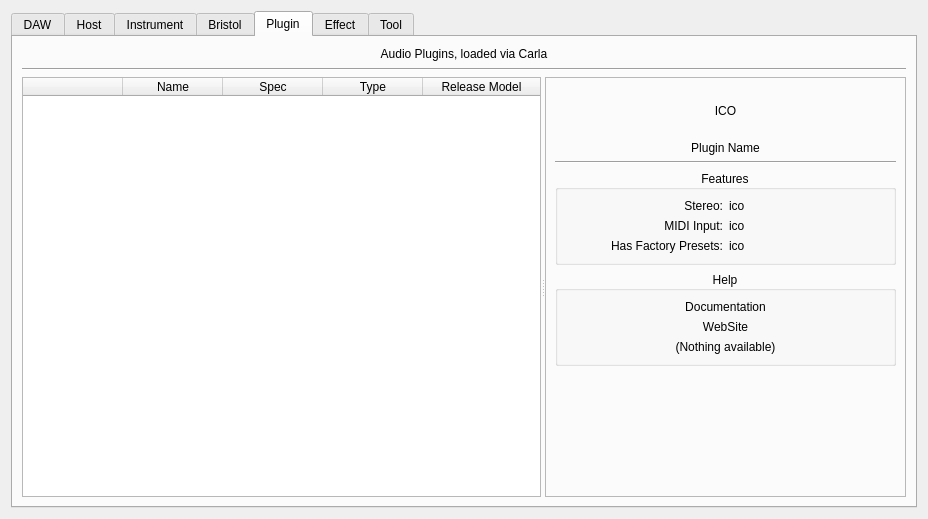
Before: the Qt Designer form resources/ui/claudia_launcher.ui in falkTX/Cadence, drawn with Qt 5.
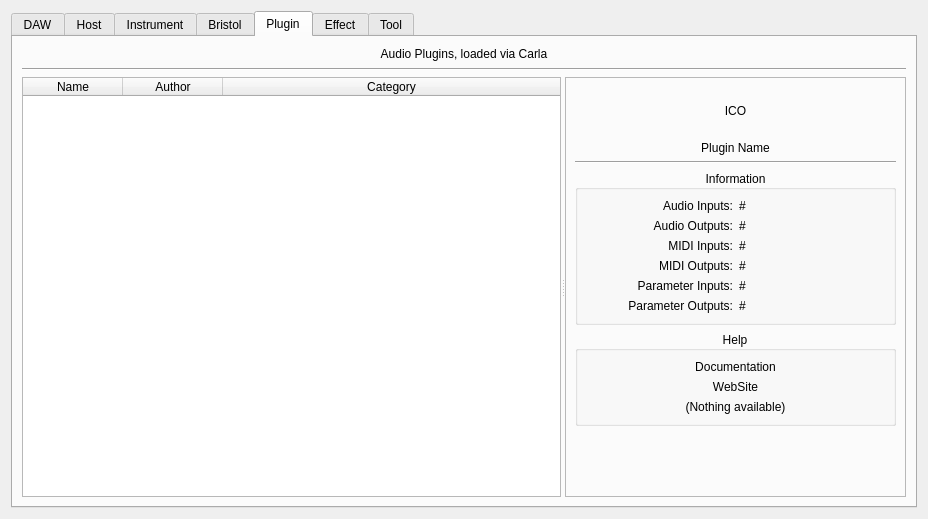
After: the same form once the commit is applied. The open tabs and pages were chosen to show the change.

Commit message: Rework claudia-launcher a little, now using carla api for plugins

Patch:
```diff
--- a/resources/ui/claudia_launcher.ui
+++ b/resources/ui/claudia_launcher.ui
@@ -7,7 +7,7 @@
     <x>0</x>
     <y>0</y>
     <width>928</width>
-    <height>469</height>
+    <height>518</height>
    </rect>
   </property>
   <property name="windowTitle">
@@ -1379,6 +1379,9 @@
           <property name="sortingEnabled">
            <bool>true</bool>
           </property>
+          <property name="columnCount">
+           <number>3</number>
+          </property>
           <attribute name="horizontalHeaderStretchLastSection">
            <bool>true</bool>
           </attribute>
@@ -1388,11 +1391,6 @@
           <attribute name="verticalHeaderDefaultSectionSize">
            <number>22</number>
           </attribute>
-          <column>
-           <property name="text">
-            <string/>
-           </property>
-          </column>
           <column>
            <property name="text">
             <string>Name</string>
@@ -1400,17 +1398,12 @@
           </column>
           <column>
            <property name="text">
-            <string>Spec</string>
+            <string>Author</string>
            </property>
           </column>
           <column>
            <property name="text">
-            <string>Type</string>
-           </property>
-          </column>
-          <column>
-           <property name="text">
-            <string>Release Model</string>
+            <string>Category</string>
            </property>
           </column>
          </widget>
@@ -1470,60 +1463,111 @@
            <item>
             <widget class="QGroupBox" name="group_features_plugin">
              <property name="title">
-              <string>Features</string>
+              <string>Information</string>
              </property>
              <property name="alignment">
               <set>Qt::AlignCenter</set>
              </property>
              <layout class="QGridLayout" name="gridLayout_11">
-              <item row="3" column="0">
+              <item row="2" column="1">
+               <widget class="QLabel" name="label_plugin_audio_ins">
+                <property name="text">
+                 <string>#</string>
+                </property>
+               </widget>
+              </item>
+              <item row="2" column="0">
                <widget class="QLabel" name="label_25">
                 <property name="text">
-                 <string>Stereo:</string>
+                 <string>Audio Inputs:</string>
                 </property>
                 <property name="alignment">
                  <set>Qt::AlignRight|Qt::AlignTrailing|Qt::AlignVCenter</set>
                 </property>
                </widget>
               </item>
-              <item row="3" column="1">
-               <widget class="QLabel" name="ico_stereo_plugin">
-                <property name="text">
-                 <string>ico</string>
-                </property>
-               </widget>
-              </item>
-              <item row="4" column="0">
+              <item row="3" column="0">
                <widget class="QLabel" name="label_42">
                 <property name="text">
-                 <string>MIDI Input:</string>
+                 <string>Audio Outputs:</string>
                 </property>
                 <property name="alignment">
                  <set>Qt::AlignRight|Qt::AlignTrailing|Qt::AlignVCenter</set>
                 </property>
                </widget>
               </item>
-              <item row="4" column="1">
-               <widget class="QLabel" name="ico_midi_input_plugin">
-                <property name="text">
-                 <string>ico</string>
-                </property>
-               </widget>
-              </item>
-              <item row="5" column="0">
+              <item row="4" column="0">
                <widget class="QLabel" name="label">
                 <property name="text">
-                 <string>Has Factory Presets:</string>
+                 <string>MIDI Inputs:</string>
                 </property>
                 <property name="alignment">
                  <set>Qt::AlignRight|Qt::AlignTrailing|Qt::AlignVCenter</set>
                 </property>
                </widget>
               </item>
+              <item row="5" column="0">
+               <widget class="QLabel" name="label_4">
+                <property name="text">
+                 <string>MIDI Outputs:</string>
+                </property>
+                <property name="alignment">
+                 <set>Qt::AlignRight|Qt::AlignTrailing|Qt::AlignVCenter</set>
+                </property>
+               </widget>
+              </item>
+              <item row="4" column="1">
+               <widget class="QLabel" name="label_plugin_midi_ins">
+                <property name="text">
+                 <string>#</string>
+                </property>
+               </widget>
+              </item>
               <item row="5" column="1">
                <widget class="QLabel" name="ico_presets_plugin">
                 <property name="text">
-                 <string>ico</string>
+                 <string>#</string>
+                </property>
+               </widget>
+              </item>
+              <item row="3" column="1">
+               <widget class="QLabel" name="label_plugin_audio_outs">
+                <property name="text">
+                 <string>#</string>
+                </property>
+               </widget>
+              </item>
+              <item row="6" column="0">
+               <widget class="QLabel" name="label_5">
+                <property name="text">
+                 <string>Parameter Inputs:</string>
+                </property>
+                <property name="alignment">
+                 <set>Qt::AlignRight|Qt::AlignTrailing|Qt::AlignVCenter</set>
+                </property>
+               </widget>
+              </item>
+              <item row="7" column="0">
+               <widget class="QLabel" name="label_10">
+                <property name="text">
+                 <string>Parameter Outputs:</string>
+                </property>
+                <property name="alignment">
+                 <set>Qt::AlignRight|Qt::AlignTrailing|Qt::AlignVCenter</set>
+                </property>
+               </widget>
+              </item>
+              <item row="6" column="1">
+               <widget class="QLabel" name="label_plugin_parameter_ins">
+                <property name="text">
+                 <string>#</string>
+                </property>
+               </widget>
+              </item>
+              <item row="7" column="1">
+               <widget class="QLabel" name="label_plugin_parameter_outs">
+                <property name="text">
+                 <string>#</string>
                 </property>
                </widget>
               </item>
```
Left out of the diff: 27 changed lines with no effect on the pictures. The commit also changes 4 other files.
